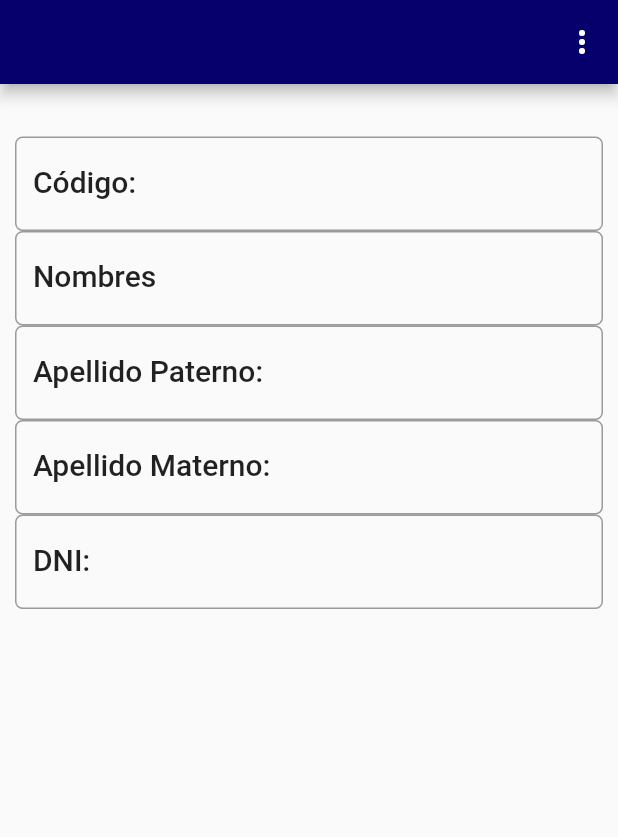
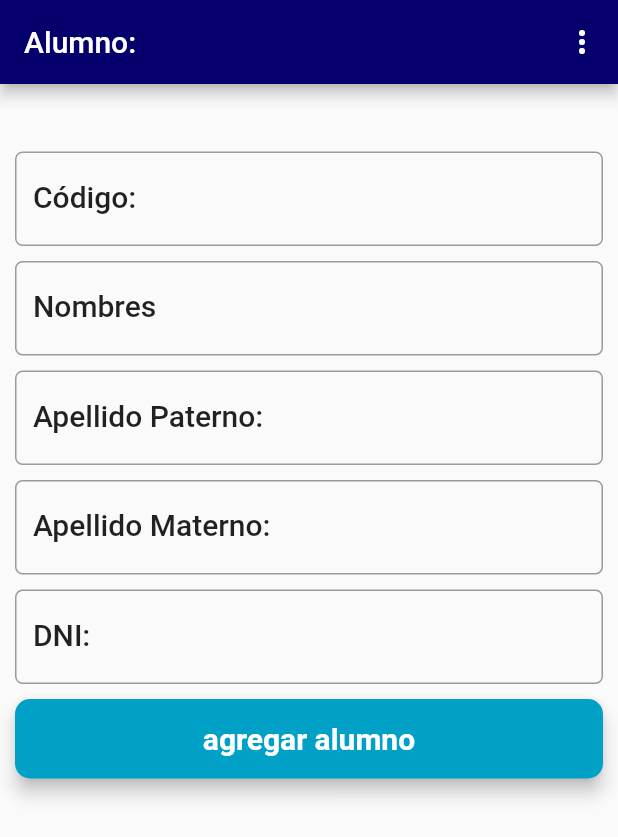
Before and after one commit to josheluis/practica1, a Flutter app: the StudentList screen opened directly, after a tap on the "add" icon, on a phone screen of 412 x 824 dp. Shown: the top 837 px of the screen. Run offline on Flutter 3.47's test engine with Material 2 defaults, Android fonts, the phone set to English and light mode, and no system bars; our stand-ins replace font_awesome_flutter, sqflite; accounts and stored records are empty; Roboto replaces fonts that are missing (Montserrat).

Commit message:
Mejora en detalle de alumnos

```diff
--- a/lib/app_constants.dart
+++ b/lib/app_constants.dart
@@ -1,7 +1,7 @@
 import 'package:flutter/material.dart';
 
 class AppConstants {
-  static const appTitle = 'UNMSM - UPG FISI';
-  static const appBarTitle = 'UNMSM | UPG FISI';
+  static const appTitle = 'Registro Académico';
+  static const appBarTitle = 'Registro Académico';
   static const primaryColor = Color(0xFF06006D);
 }
--- a/lib/screens/course_detail.dart
+++ b/lib/screens/course_detail.dart
@@ -4,6 +4,7 @@ import 'package:practica1/infrastructure/database_provider.dart';
 import 'package:practica1/model/course.dart';
 
 CourseSqfliteRepository courseRepository = CourseSqfliteRepository(DatabaseProvider.get);
+
 final List<String> choices = const <String> [
   'Save Course & Back',
   'Delete Course',
--- a/lib/screens/student_detail.dart
+++ b/lib/screens/student_detail.dart
@@ -25,10 +25,6 @@ class StudentDetail extends StatefulWidget {
 class StudentDetailState extends State<StudentDetail> {
   Student student;
   StudentDetailState(this.student);
-  final _semesterList = [1, 2, 3, 4];
-  final _creditList = [3, 4, 6, 8, 10];
-  int _semester = 1;
-  int _credits = 4;
   TextEditingController namesController = TextEditingController();
   TextEditingController codigoController = TextEditingController();
   TextEditingController apePaternoController = TextEditingController();
@@ -43,11 +39,14 @@ class StudentDetailState extends State<StudentDetail> {
     apeMaternoController.text = student.apematerno;
     dniController.text = student.dni;
 
+    //TextStyle textStyle = Theme.of(context).textTheme.title;
     TextStyle textStyle = Theme.of(context).textTheme.title;
+    TextStyle style = TextStyle(fontFamily: 'Montserrat', fontSize: 20.0);
+
     return Scaffold(
       appBar: AppBar(
         automaticallyImplyLeading: false,
-        title: Text(student.names),
+        title: Text('Alumno: ' + student.names + ' ' + student.apepaterno),
         actions: <Widget>[
           PopupMenuButton<String>(
             onSelected: select,
@@ -66,18 +65,25 @@ class StudentDetailState extends State<StudentDetail> {
         padding: EdgeInsets.only(top:35.0, left: 10.0, right: 10.0),
         child: ListView(children: <Widget>[Column(
         children: <Widget>[
+          Padding(
+            padding:  EdgeInsets.only(top:10.0, bottom: 0.0),
+            child:
                   TextField(
                     controller: codigoController,
                     style: textStyle,
-            onChanged: (value) => this.updateNames(),
+                    onChanged: (value) => this.updateCodigo(),
                     decoration: InputDecoration(
                       labelText: "Código:",
                       labelStyle: textStyle,
+                      hintText: 'Ingrese el código',
                       border: OutlineInputBorder(
                         borderRadius: BorderRadius.circular(5.0),
                       )
                     ),
-          ),
+                  )),
+          Padding(
+            padding: EdgeInsets.only(top:10.0, bottom: 0.0),
+            child:
             TextField(
                 controller: namesController,
                 style: textStyle,
@@ -85,49 +91,80 @@ class StudentDetailState extends State<StudentDetail> {
                 decoration: InputDecoration(
                   labelText: "Nombres",
                   labelStyle: textStyle,
+                  hintText: 'Ingrese los nombres',
                   border: OutlineInputBorder(
                     borderRadius: BorderRadius.circular(5.0),
                   )
                 ),
-          ),
+                  )),
+          Padding(
+            padding: EdgeInsets.only(top: 10.0, bottom: 0.0),
+            child:
                   TextField(
                     controller: apePaternoController,
                     style: textStyle,
-            onChanged: (value) => this.updateNames(),
+                    onChanged: (value) => this.updateApepaterno(),
                     decoration: InputDecoration(
                       labelText: "Apellido Paterno:",
                       labelStyle: textStyle,
+                      hintText: 'Ingrese apellido paterno',
                       border: OutlineInputBorder(
                         borderRadius: BorderRadius.circular(5.0),
                       )
                     ),
-          ),
+          )),
+          Padding(
+            padding: EdgeInsets.only(top: 10.0, bottom: 0.0),
+            child:
             TextField(
             controller: apeMaternoController,
             style: textStyle,
-            onChanged: (value) => this.updateNames(),
+            onChanged: (value) => this.updateApematerno(),
             decoration: InputDecoration(
               labelText: "Apellido Materno:",
               labelStyle: textStyle,
+              hintText: 'Ingrese apellido materno',
               border: OutlineInputBorder(
                 borderRadius: BorderRadius.circular(5.0),
               )
             ),
-          ),
+          )),
 
+          Padding(
+            padding: EdgeInsets.only(top: 10.0, bottom: 0.0),
+            child:
                   TextField(
                     controller: dniController,
                     style: textStyle,
-            onChanged: (value) => this.updateNames(),
+                    onChanged: (value) => this.updateDNI(),
                     decoration: InputDecoration(
                       labelText: "DNI:",
                       labelStyle: textStyle,
+                      hintText: 'Ingrese el DNI',
                       border: OutlineInputBorder(
                         borderRadius: BorderRadius.circular(5.0),
                       )
                     ),
+                  )),
+
+          Padding(
+            padding: EdgeInsets.only(top: 10.0, bottom: 0.0),
+            child: Material(
+                            elevation: 5.0,
+                            borderRadius: BorderRadius.circular(10.0),
+                            color: Color(0xff01A0C7),
+                            child: MaterialButton(
+                              minWidth: MediaQuery.of(context).size.width,
+                              padding: EdgeInsets.fromLTRB(20.0, 15.0, 20.0, 15.0),
+                              onPressed: () => save(),
+                              child: Text("agregar alumno",
+                                  textAlign: TextAlign.center,
+                                  style: style.copyWith(
+                                      color: Colors.white, fontWeight: FontWeight.bold)),
+                            ),
         )
 
+          ),
 
 
         ],
@@ -179,14 +216,25 @@ class StudentDetailState extends State<StudentDetail> {
   }
 
 
-
-  int retrieveSemester(int value) {
-    return _semesterList[value-1];
+  void updateCodigo(){
+    student.codigo = codigoController.text;
   }
 
   void updateNames(){
     student.names = namesController.text;
   }
 
+  void updateApepaterno(){
+    student.apepaterno = apePaternoController.text;
+  }
+
+  void updateApematerno(){
+    student.apematerno = apeMaternoController.text;
+  }
+
+  void updateDNI(){
+    student.dni = dniController.text;
+  }
+
 
 }
```
Also changed, not shown: 5 other files. Lines whose indentation alone changed are shown as unchanged.
